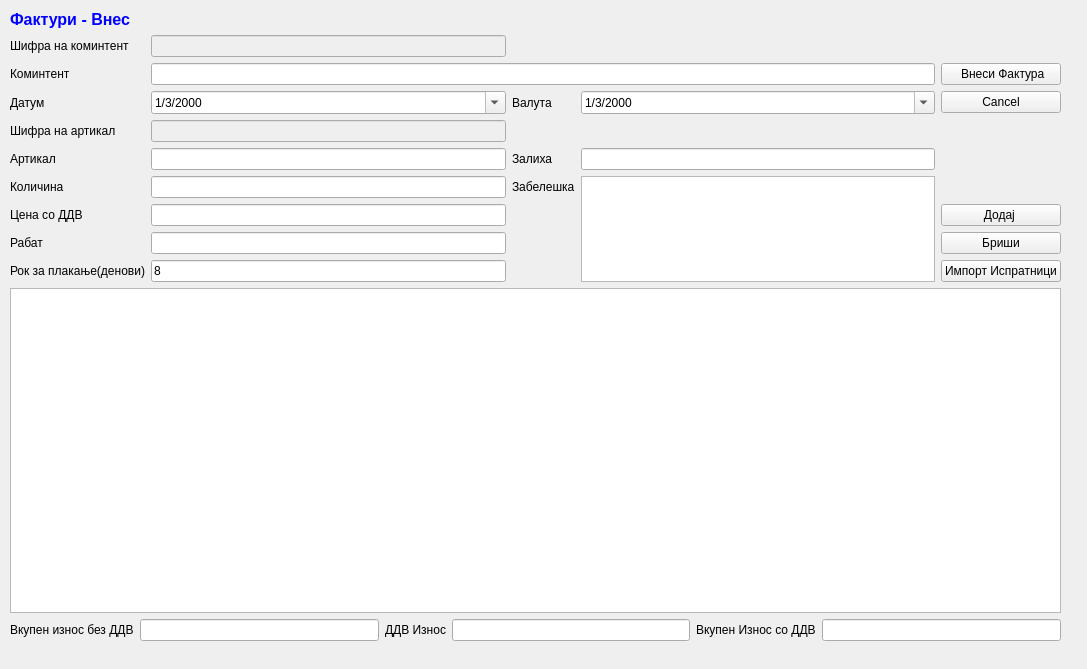
srgank/sterna_x, file sterna/InternaPriemnica/int_priemnicavnes.ui: the form before one commit.
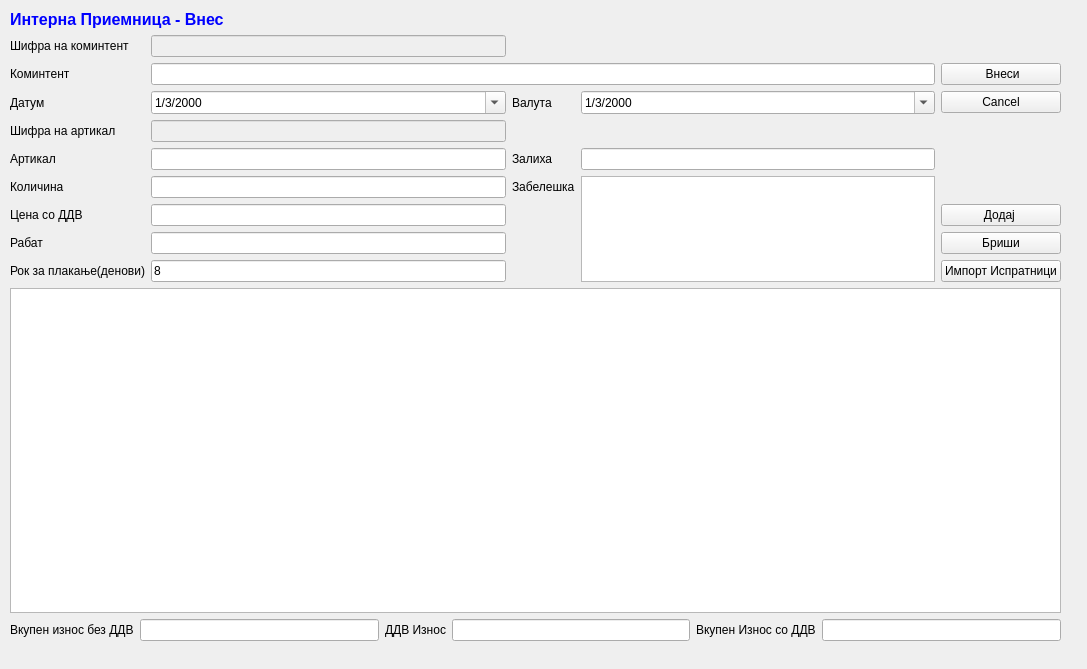
The form after the commit. Icons and pictures are not drawn.

```diff
--- a/sterna/InternaPriemnica/int_priemnicavnes.ui
+++ b/sterna/InternaPriemnica/int_priemnicavnes.ui
@@ -331,15 +331,15 @@
        <string>&lt;!DOCTYPE HTML PUBLIC &quot;-//W3C//DTD HTML 4.0//EN&quot; &quot;http://www.w3.org/TR/REC-html40/strict.dtd&quot;&gt;
 &lt;html&gt;&lt;head&gt;&lt;meta name=&quot;qrichtext&quot; content=&quot;1&quot; /&gt;&lt;style type=&quot;text/css&quot;&gt;
 p, li { white-space: pre-wrap; }
-&lt;/style&gt;&lt;/head&gt;&lt;body style=&quot; font-family:'MS Shell Dlg 2'; font-size:10pt; font-weight:400; font-style:normal;&quot;&gt;
-&lt;p style=&quot; margin-top:0px; margin-bottom:0px; margin-left:0px; margin-right:0px; -qt-block-indent:0; text-indent:0px;&quot;&gt;&lt;span style=&quot; font-size:12pt; font-weight:600; color:#0000ff;&quot;&gt;Фактури - Внес&lt;/span&gt;&lt;/p&gt;&lt;/body&gt;&lt;/html&gt;</string>
+&lt;/style&gt;&lt;/head&gt;&lt;body style=&quot; font-family:'Sans Serif'; font-size:9pt; font-weight:400; font-style:normal;&quot;&gt;
+&lt;p style=&quot; margin-top:0px; margin-bottom:0px; margin-left:0px; margin-right:0px; -qt-block-indent:0; text-indent:0px;&quot;&gt;&lt;span style=&quot; font-family:'MS Shell Dlg 2'; font-size:12pt; font-weight:600; color:#0000ff;&quot;&gt;Интерна Приемница&lt;/span&gt;&lt;span style=&quot; font-family:'MS Shell Dlg 2'; font-size:12pt; font-weight:600; color:#0000ff;&quot;&gt; - Внес&lt;/span&gt;&lt;/p&gt;&lt;/body&gt;&lt;/html&gt;</string>
       </property>
      </widget>
     </item>
     <item row="3" column="4">
      <widget class="QPushButton" name="pushButton_4">
       <property name="text">
-       <string> Внеси Фактура</string>
+       <string> Внеси</string>
       </property>
       <property name="icon">
        <iconset>
```
